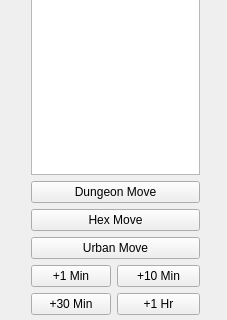
Above: mainwindow.ui from erickveil/DungeonMoveTracker before the change; both pictures show x 0 to 227 and y 213 to 533 of the 227 by 733 pixel window. Below: the same form after it.
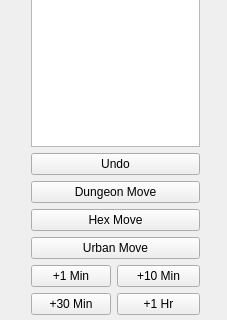
That is the form after the change.

Commit message: Added undo last button

```diff
--- a/mainwindow.ui
+++ b/mainwindow.ui
@@ -79,6 +79,13 @@
      <item>
       <widget class="QPlainTextEdit" name="MessageOut"/>
      </item>
+     <item>
+      <widget class="QPushButton" name="pushButton">
+       <property name="text">
+        <string>Undo</string>
+       </property>
+      </widget>
+     </item>
      <item>
       <widget class="QPushButton" name="pbDungeonMove">
        <property name="text">
```
The commit also changes 2 other files.
